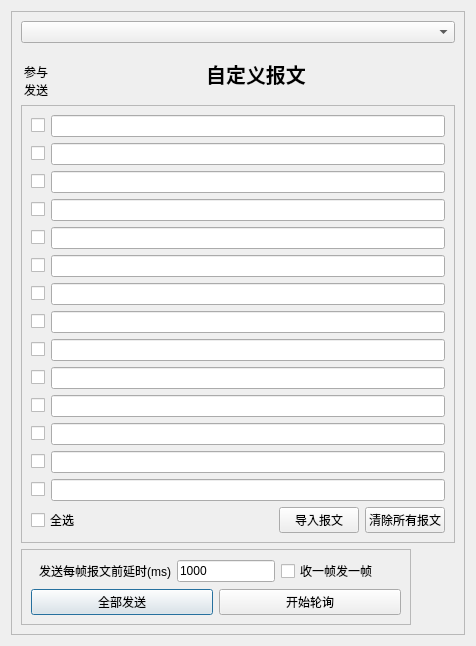
This is form/dialogsenddata.ui in whx110123/nettool as Qt 5 draws it before an edit. The edited form follows.
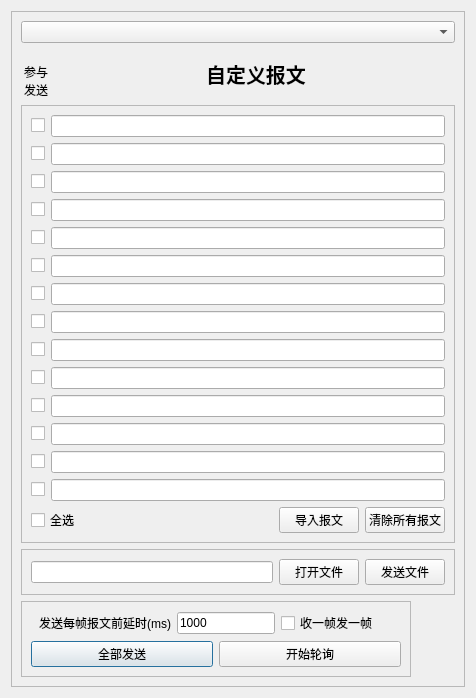
This is the edited form.

Patch:
```diff
--- a/form/dialogsenddata.ui
+++ b/form/dialogsenddata.ui
@@ -7,7 +7,7 @@
     <x>0</x>
     <y>0</y>
     <width>476</width>
-    <height>639</height>
+    <height>688</height>
    </rect>
   </property>
   <property name="windowTitle">
@@ -175,18 +175,15 @@
         </layout>
        </widget>
       </item>
-      <item row="0" column="0" colspan="2">
-       <widget class="QComboBox" name="comboBox"/>
-      </item>
-      <item row="4" column="1">
-       <spacer name="horizontalSpacer">
+      <item row="5" column="0">
+       <spacer name="verticalSpacer">
         <property name="orientation">
-         <enum>Qt::Horizontal</enum>
+         <enum>Qt::Vertical</enum>
         </property>
         <property name="sizeHint" stdset="0">
          <size>
-          <width>40</width>
-          <height>20</height>
+          <width>20</width>
+          <height>40</height>
          </size>
         </property>
        </spacer>
@@ -437,15 +434,47 @@
         </layout>
        </widget>
       </item>
-      <item row="5" column="0">
-       <spacer name="verticalSpacer">
+      <item row="0" column="0" colspan="2">
+       <widget class="QComboBox" name="comboBox"/>
+      </item>
+      <item row="3" column="0" colspan="2">
+       <widget class="QFrame" name="frame_2">
+        <property name="frameShape">
+         <enum>QFrame::StyledPanel</enum>
+        </property>
+        <property name="frameShadow">
+         <enum>QFrame::Plain</enum>
+        </property>
+        <layout class="QHBoxLayout" name="horizontalLayout_20">
+         <item>
+          <widget class="QLineEdit" name="linefiledir"/>
+         </item>
+         <item>
+          <widget class="QPushButton" name="btnopenfile">
+           <property name="text">
+            <string>打开文件</string>
+           </property>
+          </widget>
+         </item>
+         <item>
+          <widget class="QPushButton" name="btnsendfile">
+           <property name="text">
+            <string>发送文件</string>
+           </property>
+          </widget>
+         </item>
+        </layout>
+       </widget>
+      </item>
+      <item row="4" column="1">
+       <spacer name="horizontalSpacer">
         <property name="orientation">
-         <enum>Qt::Vertical</enum>
+         <enum>Qt::Horizontal</enum>
         </property>
         <property name="sizeHint" stdset="0">
          <size>
-          <width>20</width>
-          <height>40</height>
+          <width>40</width>
+          <height>20</height>
          </size>
         </property>
        </spacer>
```
